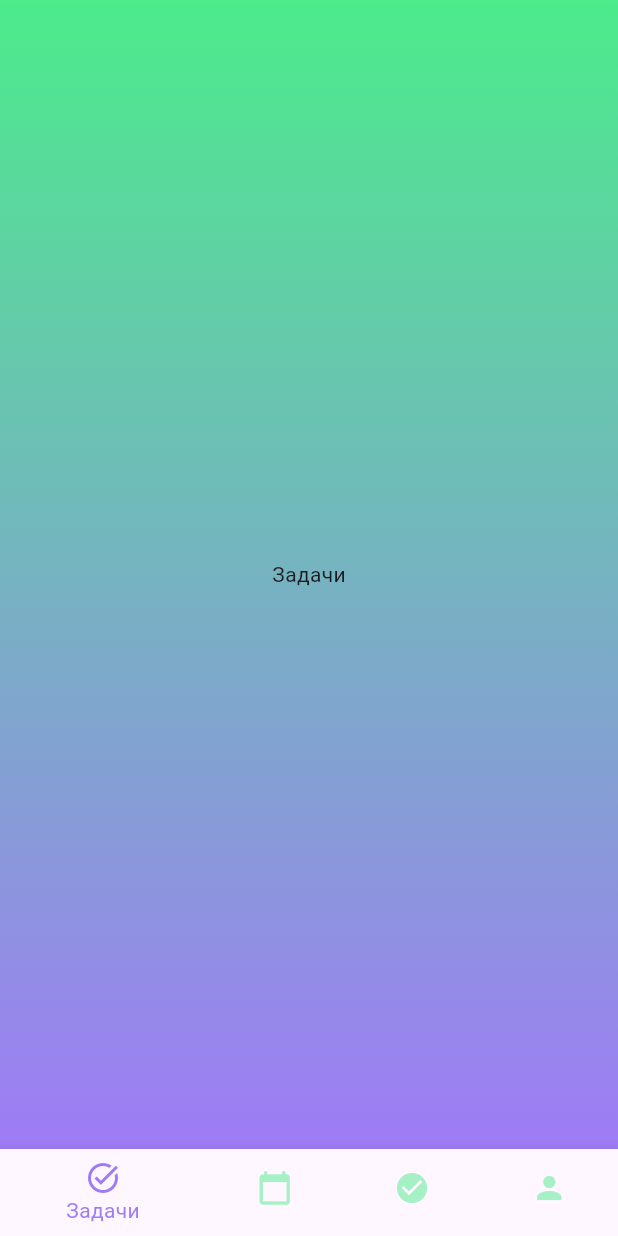
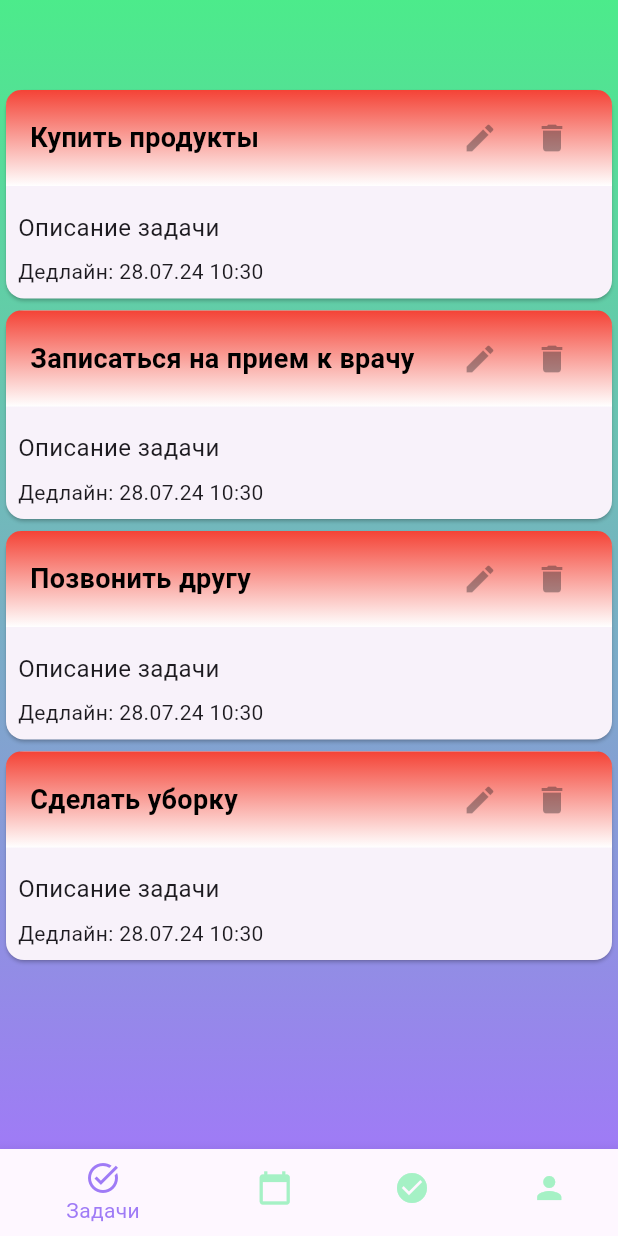
Before and after one commit to AlexGeorgievich/zc_dodiddone, a Flutter app: the MainPage screen opened directly, on a phone screen of 412 x 824 dp. Run offline on Flutter 3.47's test engine with Material 3 defaults, Android fonts, the phone set to English and light mode, and no system bars.

Commit message:
all_tasks

```diff
--- a/lib/pages/main_page.dart
+++ b/lib/pages/main_page.dart
@@ -1,4 +1,5 @@
 import 'package:flutter/material.dart';
+import '../screens/all_tasks.dart';
 import '../screens/profile.dart';
 import '../theme/theme.dart';
 // import 'profile.dart'; // Import the profile_page
@@ -14,7 +15,7 @@ class _MainPageState extends State<MainPage> {
   int _selectedIndex = 0;
 
   static const List<Widget> _widgetOptions = <Widget>[
-    Text('Задачи'),
+    TasksPage(),
     Text('Сегодня'),
     Text('Выполнено'),
     ProfilePage(), // Use ProfilePage here
--- /dev/null
+++ b/lib/screens/all_tasks.dart
@@ -0,0 +1,33 @@
+import 'package:flutter/material.dart';
+import 'package:zc_dodiddone/widgets/task_item.dart';
+
+class TasksPage extends StatefulWidget {
+  const TasksPage({Key? key}) : super(key: key);
+
+  @override
+  State<TasksPage> createState() => _TasksPageState();
+}
+
+class _TasksPageState extends State<TasksPage> {
+  // Список задач (замените на реальные данные)
+  List<String> tasks = [
+    'Купить продукты',
+    'Записаться на прием к врачу',
+    'Позвонить другу',
+    'Сделать уборку',
+  ];
+
+  @override
+  Widget build(BuildContext context) {
+    return ListView.builder(
+        itemCount: tasks.length,
+        itemBuilder: (context, index) {
+          return TaskItem(
+            title: tasks[index],
+            description: "Описание задачи",
+            deadline: DateTime.now(),
+          );
+        },
+      );
+   }
+}
--- /dev/null
+++ b/lib/widgets/task_item.dart
@@ -0,0 +1,99 @@
+import 'package:flutter/material.dart';
+import 'package:intl/intl.dart'; // Импортируем пакет intl
+
+class TaskItem extends StatelessWidget {
+  final String title;
+  final String description;
+  final DateTime deadline;
+  final Function? onEdit; // Функция для редактирования
+  final Function? onDelete; // Функция для удаления
+
+  const TaskItem({
+    Key? key,
+    required this.title,
+    required this.description,
+    required this.deadline,
+    this.onEdit,
+    this.onDelete,
+  }) : super(key: key);
+
+  @override
+  Widget build(BuildContext context) {
+    // Форматируем дату и время
+    String formattedDeadline = DateFormat('dd.MM.yy HH:mm').format(deadline);
+
+    // Определяем срочность задачи
+    Duration timeUntilDeadline = deadline.difference(DateTime.now());
+    Color gradientStart;
+    if (timeUntilDeadline.inDays < 1) {
+      gradientStart = Colors.red; // Срочная
+    } else if (timeUntilDeadline.inDays < 2) {
+      gradientStart = Colors.yellow; // Средняя срочность
+    } else {
+      gradientStart = Colors.green; // Не срочная
+    }
+
+    return Card(
+      child: Column(
+        crossAxisAlignment: CrossAxisAlignment.start,
+        children: [
+          Container(
+            padding: const EdgeInsets.symmetric(vertical: 8, horizontal: 16),
+            decoration: BoxDecoration(
+              gradient: LinearGradient(
+                begin: Alignment.topCenter,
+                end: Alignment.bottomCenter,
+                colors: [gradientStart, Colors.white],
+              ),
+              borderRadius: BorderRadius.only(
+                topLeft: Radius.circular(10),
+                topRight: Radius.circular(10),
+              ),
+            ),
+            child: Row(
+              children: [
+                Expanded(
+                  child: Text(
+                    title,
+                    style: const TextStyle(
+                      fontSize: 18,
+                      fontWeight: FontWeight.bold,
+                      color: Colors.black, // Цвет текста черный
+                    ),
+                  ),
+                ),
+                IconButton(
+                  onPressed: onEdit as void Function()?,
+                  icon: const Icon(Icons.edit),
+                ),
+                IconButton(
+                  onPressed: onDelete as void Function()?,
+                  icon: const Icon(Icons.delete),
+                ),
+              ],
+            ),
+          ),
+          const SizedBox(height: 8),
+          Padding(
+            padding: const EdgeInsets.all(8.0),
+            child: Column(
+              mainAxisAlignment: MainAxisAlignment.start,
+              crossAxisAlignment: CrossAxisAlignment.start,
+              children: [
+                Text(
+                  description,
+                  style: const TextStyle(fontSize: 16),
+                ),
+                const SizedBox(height: 8),
+                Text(
+                  'Дедлайн: $formattedDeadline', // Используем отформатированную дату
+                  style: const TextStyle(fontSize: 14),
+                ),
+              ],
+            ),
+          )
+        ],
+      ),
+    );
+  }
+}
--- a/pubspec.yaml
+++ b/pubspec.yaml
@@ -35,6 +35,7 @@ dependencies:
   # The following adds the Cupertino Icons font to your application.
   # Use with the CupertinoIcons class for iOS style icons.
   cupertino_icons: ^1.0.6
+  intl: ^0.19.0
 
 dev_dependencies:
   flutter_test:
```
Also changed, not shown: pubspec.lock.
